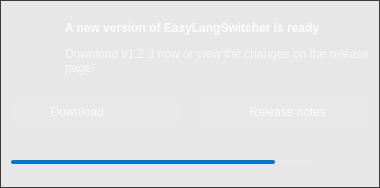
Before: the Qt Designer form src/ui/forms/EasyLangSwitcher_notification.ui in egoisticdesire/EasyLangSwitcher, drawn with Qt 5.
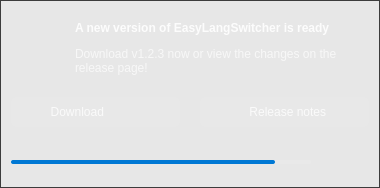
After: the same form once the commit is applied. Icons and pictures are not drawn.

Commit message: upd resources

Diff of the .ui file:
```diff
--- a/src/ui/forms/EasyLangSwitcher_notification.ui
+++ b/src/ui/forms/EasyLangSwitcher_notification.ui
@@ -134,6 +134,9 @@
         <property name="spacing">
          <number>20</number>
         </property>
+        <property name="leftMargin">
+         <number>10</number>
+        </property>
         <item alignment="Qt::AlignmentFlag::AlignHCenter|Qt::AlignmentFlag::AlignVCenter">
          <widget class="QPushButton" name="info_icon">
           <property name="focusPolicy">
```
The commit also changes 2 other files.
